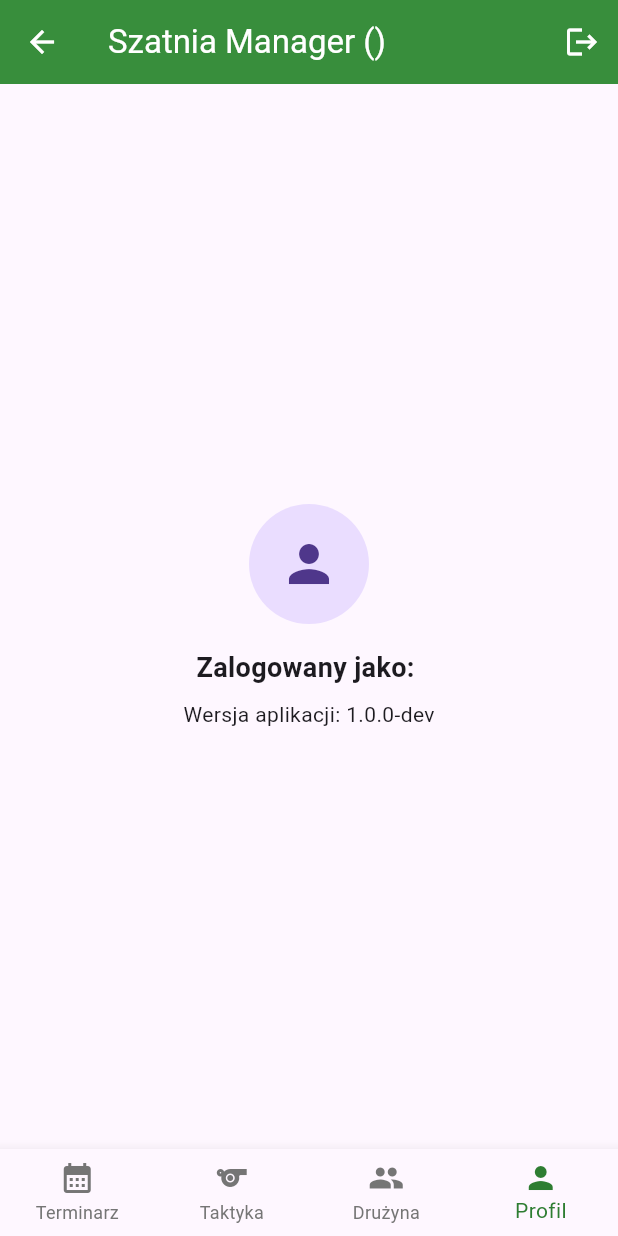
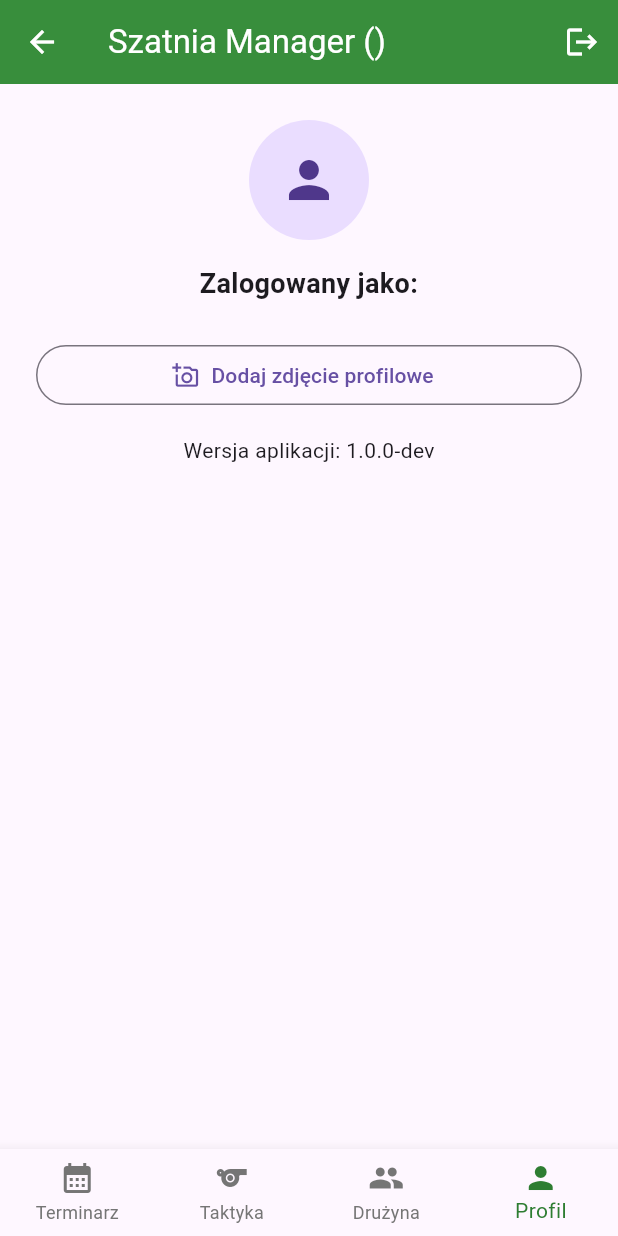
Before and after one commit to bb305087/Sick-of-football, a Flutter app: the DashboardScreen screen opened directly with empty values, item 4 of the bottom bar chosen, on a phone screen of 412 x 824 dp. Run offline on Flutter 3.47's test engine with Material 3 defaults, Android fonts, the phone set to English and light mode, and no system bars; our stand-ins replace flutter_secure_storage, image_picker, permission_handler; accounts and stored records are empty; network calls fail.

Commit message:
Add setting profile photo, basic handling of camera permissions

```diff
--- a/lib/presentation/screens/dashboard_screen.dart
+++ b/lib/presentation/screens/dashboard_screen.dart
@@ -1,3 +1,5 @@
+import 'dart:io';
+
 import 'package:flutter/material.dart';
 import 'package:flutter/services.dart';
 
@@ -9,6 +11,7 @@ import 'tactics/tactic_detail_screen.dart';
 import 'tactics/tactic_editor_screen.dart';
 import 'player/add_medical_report_screen.dart';
 import 'player/medical_report_detail_screen.dart';
+import 'profile/add_profile_photo_screen.dart';
 
 class DashboardScreen extends StatefulWidget {
   final String userRole;
@@ -27,6 +30,7 @@ class _DashboardScreenState extends State<DashboardScreen> {
   List<TeamMemberModel> _teamMembers = [];
   List<TacticModel> _tactics = [];
   List<MedicalReportModel> _medicalReports = [];
+  File? _profilePhoto;
   bool _isLoading = true;
   String? _loadError;
 
@@ -524,20 +528,46 @@ class _DashboardScreenState extends State<DashboardScreen> {
 
   // WIDOK 4: Profil
   Widget _buildProfileScreen() {
-    return Center(
-      child: Column(
-        mainAxisAlignment: MainAxisAlignment.center,
+    return ListView(
+      padding: const EdgeInsets.all(24),
       children: [
-          const CircleAvatar(radius: 40, child: Icon(Icons.person, size: 40)),
+        Center(
+          child: CircleAvatar(
+            radius: 40,
+            backgroundImage: _profilePhoto == null
+                ? null
+                : FileImage(_profilePhoto!),
+            child: _profilePhoto == null
+                ? const Icon(Icons.person, size: 40)
+                : null,
+          ),
+        ),
         const SizedBox(height: 16),
         Text(
           'Zalogowany jako: ${widget.userRole}',
+          textAlign: TextAlign.center,
           style: const TextStyle(fontSize: 18, fontWeight: FontWeight.bold),
         ),
-          const SizedBox(height: 8),
-          const Text('Wersja aplikacji: 1.0.0-dev'),
+        const SizedBox(height: 24),
+        OutlinedButton.icon(
+          onPressed: () async {
+            final photo = await Navigator.of(context).push<File>(
+              MaterialPageRoute(builder: (_) => const AddProfilePhotoScreen()),
+            );
+            if (photo != null && mounted) {
+              setState(() => _profilePhoto = photo);
+            }
+          },
+          icon: const Icon(Icons.add_a_photo_outlined),
+          label: Text(
+            _profilePhoto == null
+                ? 'Dodaj zdjęcie profilowe'
+                : 'Zmień zdjęcie profilowe',
+          ),
+        ),
+        const SizedBox(height: 16),
+        const Center(child: Text('Wersja aplikacji: 1.0.0-dev')),
       ],
-      ),
     );
   }
 
--- a/pubspec.yaml
+++ b/pubspec.yaml
@@ -36,6 +36,8 @@ dependencies:
   cupertino_icons: ^1.0.8
   http: ^1.2.2
   flutter_secure_storage: ^9.2.2
+  image_picker: ^1.1.2
+  permission_handler: ^11.3.1
 
 dev_dependencies:
   flutter_test:
```
Also changed, not shown: lib/presentation/screens/profile/add_profile_photo_screen.dart (added, +156 -0 lines), pubspec.lock, 8 other files. Lines whose indentation alone changed are shown as unchanged.
